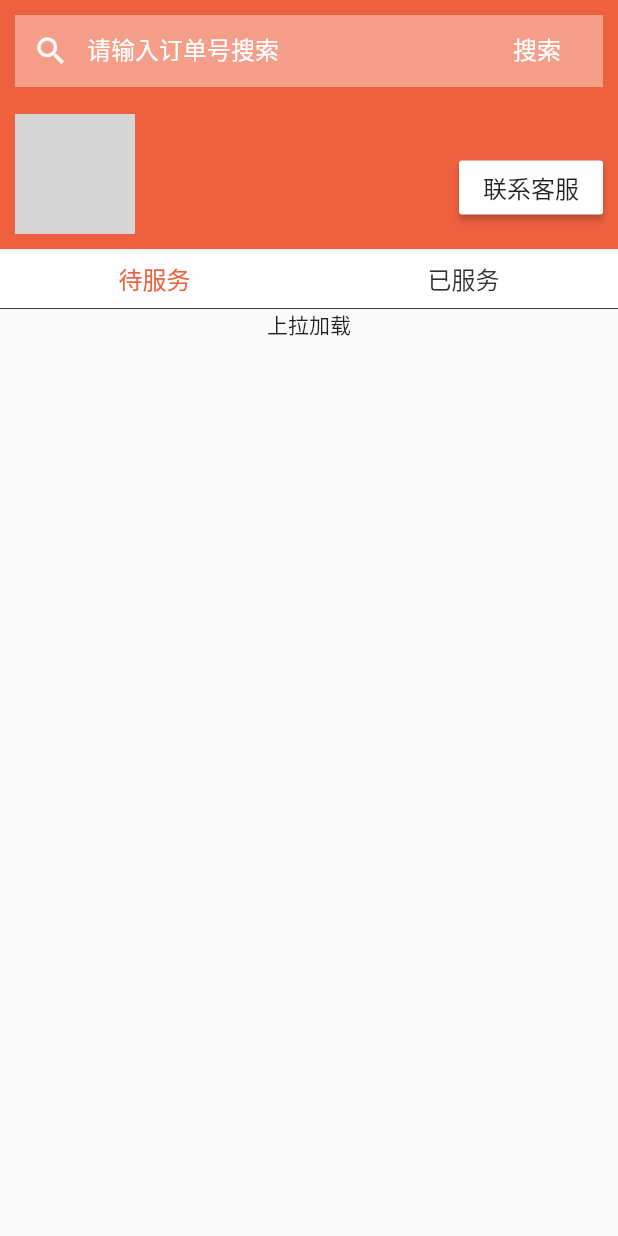
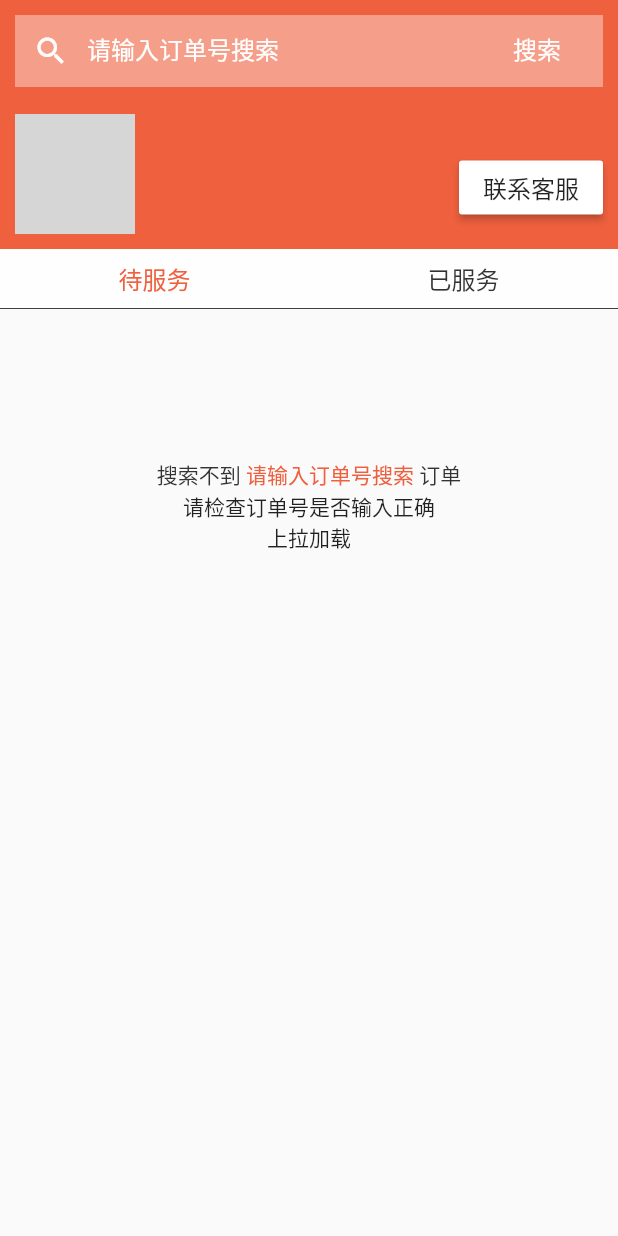
Before and after one commit to strogt/flutter-basic, a Flutter app: the GoodsLists screen opened directly, on a phone screen of 412 x 824 dp. Run offline on Flutter 3.47's test engine with Material 2 defaults, Android fonts, the phone set to English and light mode, and no system bars; our stand-ins replace dio, flutter_image_compress, shared_preferences; missing offline and left inert: multi_image_picker; accounts and stored records are empty; network calls fail; grey boxes are pictures that could not be loaded.

```diff
--- a/flutter_app/lib/GoodsLists.dart
+++ b/flutter_app/lib/GoodsLists.dart
@@ -9,18 +9,19 @@ class GoodsLists extends StatefulWidget {
 
 class _GoodsListsState extends  State<GoodsLists>{
   //页面参数
-  ScrollController _scrollController = ScrollController(); //listview的控制器
+  ScrollController _scrollController = ScrollController();  //listview的控制器
   // bool _allCur =true;                                      //全部
-  bool _cur = false;                                       //已服务
-  bool _unCur = true;                                      //未服务
-  bool isLoading = true;                                   //是否正在加载数据
-  String _keyWord;                                         //搜索关键字
-  int _type = 1;                                           //服务类型  1：待服务 2：已服务
-  int _page = 1;                                           //页数
-  int _pageNum = 20;                                       //每页数量
-  bool _isEnd =false;                                      //是否结束
-  List list;                                               //视图数据
-  var _userData;                                           //用户信息
+  bool _cur = false;                                        //已服务
+  bool _unCur = true;                                       //未服务
+  bool isLoading = true;                                    //是否正在加载数据
+  String _keyWord = '请输入订单号搜索';                      //搜索关键字
+  int _type = 1;                                            //服务类型  1：待服务 2：已服务
+  int _page = 1;                                            //页数
+  int _pageNum = 20;                                        //每页数量
+  bool _isEnd =false;                                       //是否结束
+  List list;                                                //视图数据
+  var _userData;                                            //用户信息
+  bool _isShow = false;
 
   // 页面初始化
   @override
@@ -50,6 +51,21 @@ class _GoodsListsState extends  State<GoodsLists>{
     );
   }
 
+  void searchOrder(){
+    getGoodsInfo(_keyWord).then((res){
+      if(res['orderNo'] == _keyWord){
+        Navigator.push(context,new MaterialPageRoute(
+          builder: (context)=> new GoodsInfo(infoData: res)
+        ));
+      }else{
+        setState(() {
+         list = null;
+         _isShow =true;
+        });
+      }
+    });
+  }
+
   //页面方法
   //全部
   // void _allCurTabDate(){
@@ -58,12 +74,12 @@ class _GoodsListsState extends  State<GoodsLists>{
 
   //待服务
   void _unCurTabDate(){
-    print("待服务");
     _type = 1;
     _page = 1;
     getLists(_type,_page,_pageNum).then(
       (res){
         setState(() {
+          _isShow = false;
           _unCur = true;
           _cur = false;
           _isEnd = res['is_end'];
@@ -76,12 +92,12 @@ class _GoodsListsState extends  State<GoodsLists>{
 
   //已服务
   void _curTabDate(){
-    print("已服务");
     _type = 2;
     _page = 1;
     getLists(_type,_page,_pageNum).then(
       (res){
         setState(() {
+          _isShow = false;
           _unCur = false;
           _cur = true;
           _isEnd = res['is_end'];
@@ -147,8 +163,11 @@ class _GoodsListsState extends  State<GoodsLists>{
           children: <Widget>[
             new TextField(
               onChanged: (value){
+                if(value.length == 0){
+                  _keyWord = '请输入订单号搜索';
+                }else{
                   _keyWord = value;
-                print(_keyWord);
+                }
               },
               //光标颜色
               cursorColor: Color.fromARGB(255, 239, 96, 62),
@@ -175,7 +194,7 @@ class _GoodsListsState extends  State<GoodsLists>{
               child: new MaterialButton(
                 textColor: Colors.white,
                 child: new Text("搜索",style: TextStyle(fontSize: 16.0),),
-                onPressed: (){print("搜索");},
+                onPressed: searchOrder,
               ),
             )
           ],
@@ -310,7 +329,33 @@ class _GoodsListsState extends  State<GoodsLists>{
       );
       return content;
     }else{
-      return new Container();
+      return new Container(
+        margin: EdgeInsets.only(top: 100),
+        child: new Center(
+          child:new Column(
+            children: <Widget>[
+              // new Text('搜索不到$_keyWord订单'),
+              new RichText(
+                text: new TextSpan(
+                  text: '搜索不到 ',
+                  style: TextStyle(color: UnCurColor),
+                  children: <TextSpan>[
+                    new TextSpan(
+                      text: _keyWord,
+                      style: TextStyle(color: ThemeColor)
+                    ),
+                    new TextSpan(
+                      text:' 订单' ,
+                      style: TextStyle(color: UnCurColor),
+                    )
+                  ]
+                ),
+              ),
+              new Text('请检查订单号是否输入正确')
+            ],
+          ),
+        ),
+      );
     }
   }
 
@@ -385,6 +430,10 @@ class _GoodsListsState extends  State<GoodsLists>{
                 children: <Widget>[
                    listWidget(),
                   new Offstage(
+                    offstage: _isShow,
+                    child: new Column(
+                      children: <Widget>[
+                        new Offstage(
                           offstage: _isEnd,
                           child: new Center(
                           child: new Text("上拉加载",style: TextStyle(fontSize: ContentSize),),
@@ -398,6 +447,10 @@ class _GoodsListsState extends  State<GoodsLists>{
                         ),
                       ],
                     ),
+                  ),
+
+                ],
+              ),
             )
 
           ),
--- a/flutter_app/lib/main.dart
+++ b/flutter_app/lib/main.dart
@@ -1,5 +1,6 @@
 import 'package:flutter/material.dart';
 import 'package:flutter_app/SplashPage.dart';
+import 'package:flutter_app/test.dart';
 
 void main() => runApp(new MyApp());
 
--- a/flutter_app/pubspec.yaml
+++ b/flutter_app/pubspec.yaml
@@ -27,6 +27,10 @@ dependencies:
   http: ^0.12.0
   shared_preferences: ^0.5.3+4
   dio: ^2.1.13
+  multi_image_picker: ^4.3.6
+  flutter_image_compress: ^0.6.3
+  path_provider: ^1.2.0
+  path: ^1.6.2
 
 dev_dependencies:
   flutter_test:
```
Also changed, not shown: flutter_app/lib/GoodsInfo.dart (+53 -20 lines), flutter_app/lib/common.dart (+52 -14 lines), flutter_app/pubspec.lock, 6 other files. Lines whose indentation alone changed are shown as unchanged.
